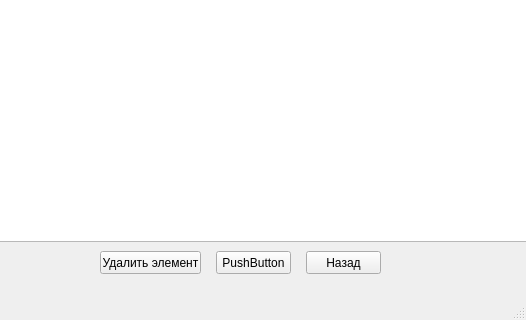
Before: the Qt Designer form Demo/figureshow.ui in momooshi/GeometryAssistance, drawn with Qt 5; both pictures show x 274 to 800 and y 279 to 599 of the 800 by 599 pixel window.
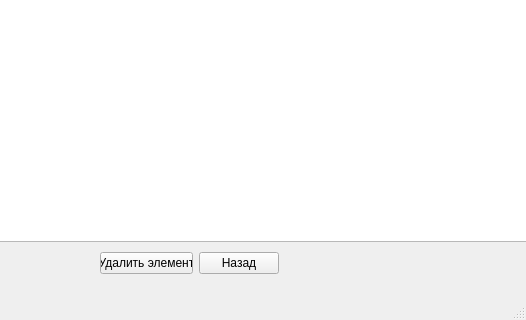
After: the same form once the commit is applied.

The edit to the form file:
```diff
--- a/Demo/figureshow.ui
+++ b/Demo/figureshow.ui
@@ -30,44 +30,31 @@
      </size>
     </property>
    </widget>
-   <widget class="QPushButton" name="pushButton">
-    <property name="geometry">
-     <rect>
-      <x>490</x>
-      <y>530</y>
-      <width>75</width>
-      <height>23</height>
-     </rect>
-    </property>
-    <property name="text">
-     <string>PushButton</string>
-    </property>
-   </widget>
-   <widget class="QPushButton" name="pushButton_2">
-    <property name="geometry">
-     <rect>
-      <x>580</x>
-      <y>530</y>
-      <width>75</width>
-      <height>23</height>
-     </rect>
-    </property>
-    <property name="text">
-     <string>Назад</string>
-    </property>
-   </widget>
-   <widget class="QPushButton" name="pushButton_3">
+   <widget class="QWidget" name="">
     <property name="geometry">
      <rect>
       <x>374</x>
       <y>530</y>
-      <width>101</width>
-      <height>23</height>
+      <width>179</width>
+      <height>25</height>
      </rect>
     </property>
-    <property name="text">
-     <string>Удалить элемент</string>
-    </property>
+    <layout class="QHBoxLayout" name="horizontalLayout">
+     <item>
+      <widget class="QPushButton" name="pushButton_3">
+       <property name="text">
+        <string>Удалить элемент</string>
+       </property>
+      </widget>
+     </item>
+     <item>
+      <widget class="QPushButton" name="pushButton_2">
+       <property name="text">
+        <string>Назад</string>
+       </property>
+      </widget>
+     </item>
+    </layout>
    </widget>
   </widget>
   <widget class="QMenuBar" name="menubar">
```
